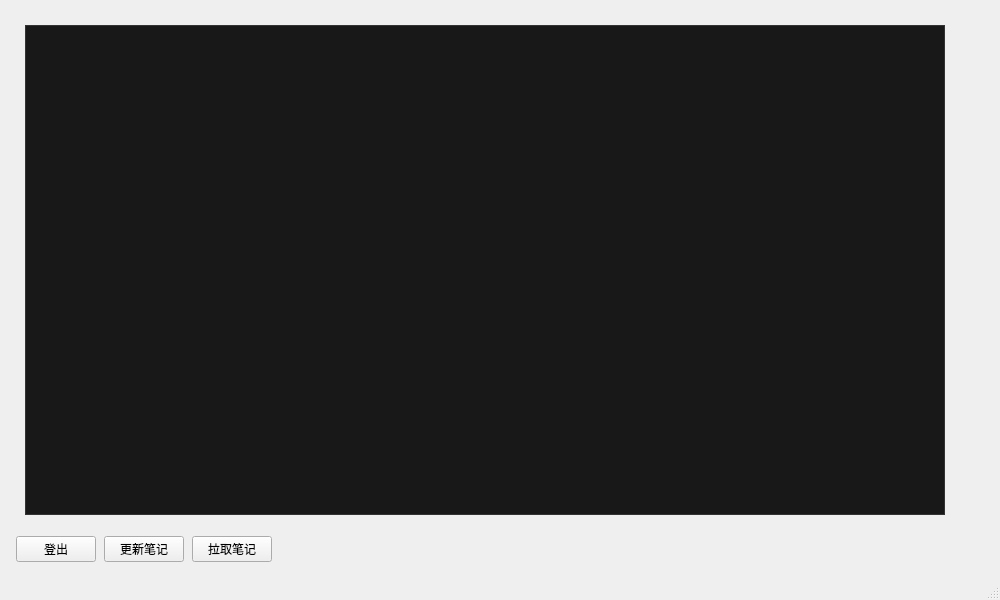
The window that Note_front/src/Editor/editor_window.ui (RIPTIDE-z/R-Note) describes before a commit, drawn with Qt 5.
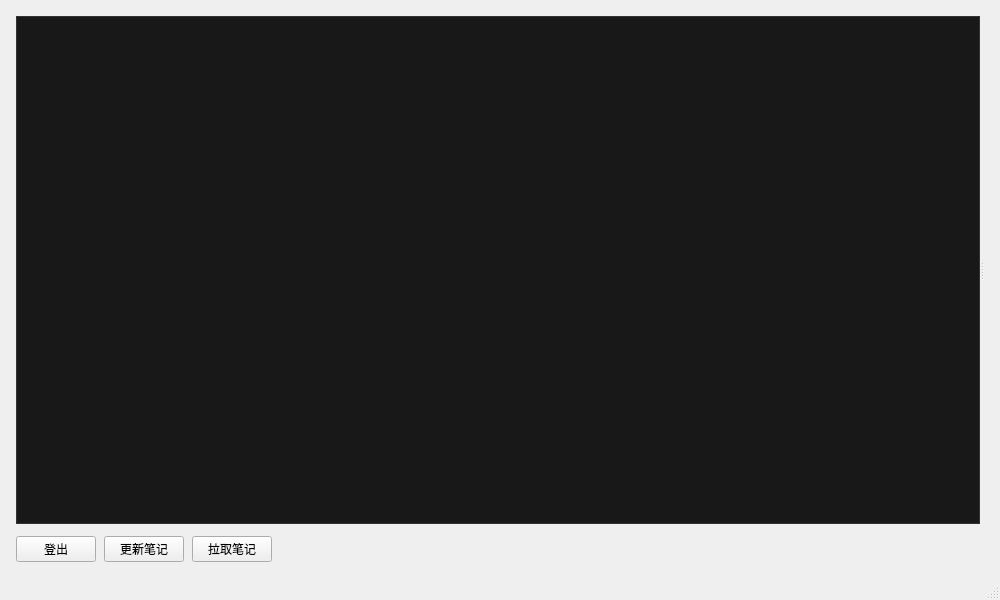
The same window after the commit.

Commit message: 优化编辑窗口的ui创建逻辑

What changed in the file:
```diff
--- a/Note_front/src/Editor/editor_window.ui
+++ b/Note_front/src/Editor/editor_window.ui
@@ -41,6 +41,10 @@
 
 			<!-- 左侧：大纲面板，作为一个 QWidget 容器，后续会被放进 QSplitter -->
 			<item>
+			  <widget class="QSplitter" name="mainSplitter">
+				<property name="orientation">
+				  <enum>Qt::Horizontal</enum>
+				</property>
 			  <widget class="QWidget" name="leftPanel">
 				<layout class="QVBoxLayout" name="leftLayout">
 				  <property name="spacing">
@@ -83,10 +87,6 @@
 				  </item>
 				</layout>
 			  </widget>
-			</item>
-
-			<!-- 右侧：编辑区域 -->
-			<item>
 			  <widget class="QWidget" name="rightPanel">
 				<layout class="QVBoxLayout" name="rightLayout">
 				  <property name="spacing">
@@ -94,8 +94,8 @@
 				  </property>
 				</layout>
 			  </widget>
+			  </widget>
 			</item>
-
 		  </layout>
 		</item>
 
```
Left out of the diff: 54 changed lines with no effect on the pictures. Lines whose indentation alone changed are shown as unchanged. The commit also changes 1 other file.
